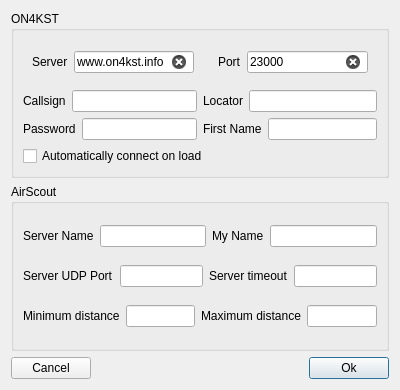
Rsclub22/Minos2-Mirror, file mqt/MqtKSTClient/kstconfigure.ui: the form before one commit.
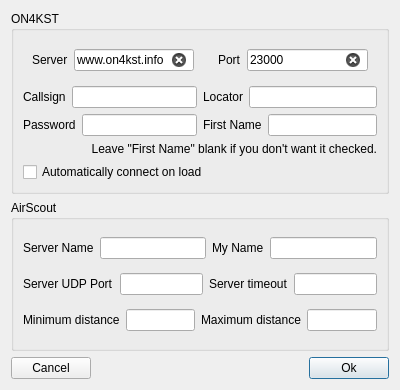
The form after the commit.

Commit message: Extra words in config dialog for blank name

The edit to the form file:
```diff
--- a/mqt/MqtKSTClient/kstconfigure.ui
+++ b/mqt/MqtKSTClient/kstconfigure.ui
@@ -100,7 +100,11 @@
            </widget>
           </item>
           <item>
-           <widget class="QLineEdit" name="locatorEdit"/>
+           <widget class="QLineEdit" name="locatorEdit">
+            <property name="clearButtonEnabled">
+             <bool>true</bool>
+            </property>
+           </widget>
           </item>
          </layout>
         </item>
@@ -136,12 +140,29 @@
            </widget>
           </item>
           <item>
-           <widget class="QLineEdit" name="nameEdit"/>
+           <widget class="QLineEdit" name="nameEdit">
+            <property name="text">
+             <string/>
+            </property>
+            <property name="clearButtonEnabled">
+             <bool>true</bool>
+            </property>
+           </widget>
           </item>
          </layout>
         </item>
        </layout>
       </item>
+      <item>
+       <widget class="QLabel" name="label_13">
+        <property name="text">
+         <string>Leave &quot;First Name&quot; blank if you don't want it checked.</string>
+        </property>
+        <property name="alignment">
+         <set>Qt::AlignRight|Qt::AlignTrailing|Qt::AlignVCenter</set>
+        </property>
+       </widget>
+      </item>
       <item>
        <layout class="QHBoxLayout" name="horizontalLayout_11">
         <item>
@@ -227,7 +248,11 @@
            </widget>
           </item>
           <item>
-           <widget class="QLineEdit" name="ASPort"/>
+           <widget class="QLineEdit" name="ASPort">
+            <property name="clearButtonEnabled">
+             <bool>true</bool>
+            </property>
+           </widget>
           </item>
          </layout>
         </item>
@@ -241,7 +266,11 @@
            </widget>
           </item>
           <item>
-           <widget class="QLineEdit" name="ASTimeout"/>
+           <widget class="QLineEdit" name="ASTimeout">
+            <property name="clearButtonEnabled">
+             <bool>true</bool>
+            </property>
+           </widget>
           </item>
          </layout>
         </item>
```
The commit also changes 2 other files.
